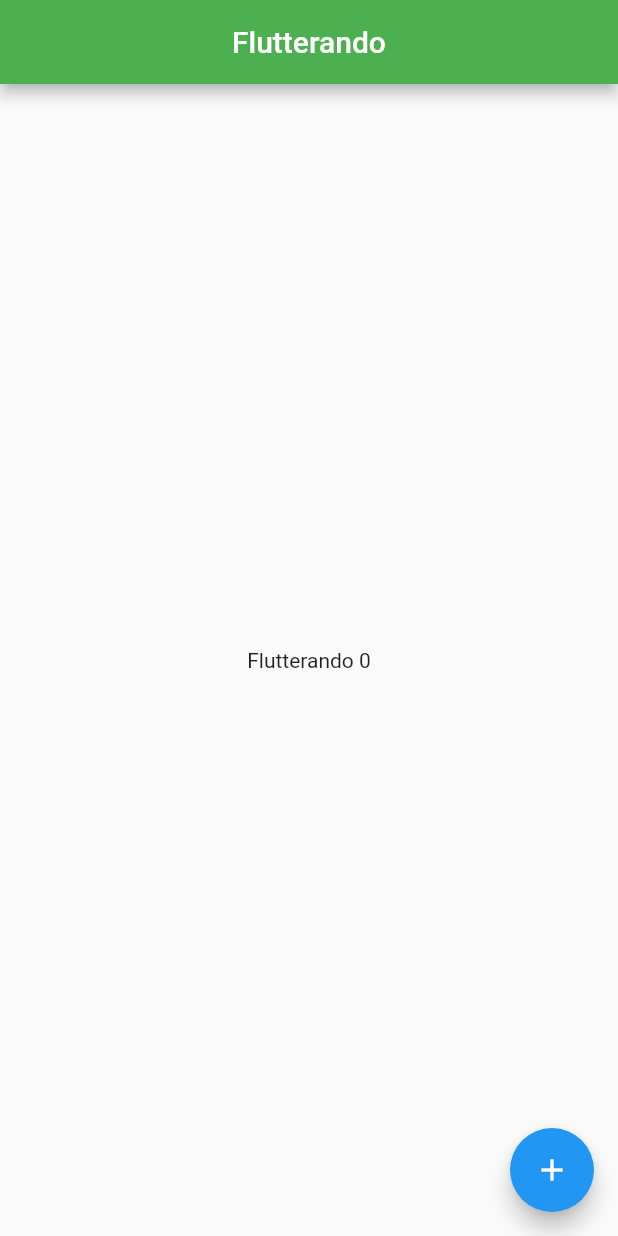
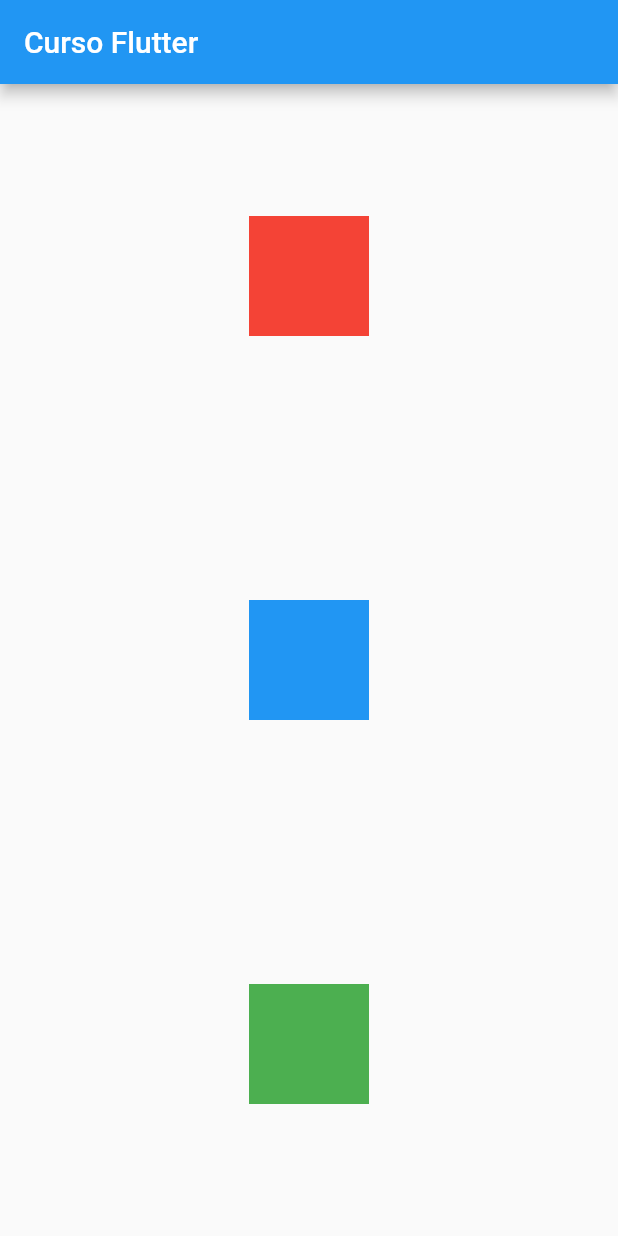
Before and after one commit to Gerson172/primeiro_projeto, a Flutter app: the screen it shows after launch, on a phone screen of 412 x 824 dp. Run offline on Flutter 3.47's test engine with Material 2 defaults, Android fonts, the phone set to English and light mode, and no system bars.

Commit message:
01-commit-branch-2
Primeira manipulação de colunas e linhas

```diff
--- a/lib/home_page.dart
+++ b/lib/home_page.dart
@@ -1,82 +1,43 @@
 import 'package:flutter/material.dart';
 import 'package:primeiro_projeto/homeController.dart';
 
-// USANDO MATERIAL
-// class homePage extends StatelessWidget {
-
-//   const homePage({Key? key}) : super(key: key);
-
-//   @override
-//   Widget build(BuildContext context) {
-//     // colocando o Material, irá retirar todas as propriedades vindas do StatelessWidget
-//     return const Material(
-//       child: Center(
-//         child: Text('Flutterando')
-//       ),
-//     );
-//   }
-// }
-
-// USANDO SCAFFOLD
-
-// class homePage extends StatelessWidget {
-//   const homePage({Key? key}) : super(key: key);
-
-//   @override
-//   Widget build(BuildContext context) {
-
-//     return Scaffold(
-//       appBar: AppBar(
-//         title: Center(
-//           child: Text('Flutterando')
-//         ),
-//         backgroundColor: Colors.green,
-//       ),
-//       body: Center(child: Text('Flutterando 0')),
-//       floatingActionButton: FloatingActionButton(
-//         child: Icon(Icons.add),
-//         onPressed: () {
-//           print('teste');
-//         },
-//       ),
-//     );
-//   }
-// }
-
-//StatefulWidget é usado para separar o estado
-// digitar 'stf' para usar o snipper no vs code para gerar uma statefulwidget
-
-// desenha na tela
 class HomePage extends StatefulWidget {
   @override
   State<HomePage> createState() {
-    return _HomePageState();
+    return HomePageState();
   }
 }
 
-// gerenciar esse estado
-class _HomePageState extends State<HomePage> {
-  var contador = 0;
-
+class HomePageState extends State<HomePage> {
   @override
   Widget build(BuildContext context) {
     return Scaffold(
       appBar: AppBar(
-        title: Center(
-          child: Text('Flutterando')
+        title: Text('Curso Flutter'),
+      ),
+      body: SizedBox(
+        width: double.infinity,
+        child: Column(
+          mainAxisAlignment: MainAxisAlignment.spaceAround,
+          crossAxisAlignment: CrossAxisAlignment.center,
+          children: [
+            Container(
+              color: Colors.red,
+              width: 80,
+              height: 80,
+            ),
+            Container(
+              color: Colors.blue,
+              width: 80,
+              height: 80,
+            ),
+            Container(
+              color: Colors.green,
+              width: 80,
+              height: 80,
+            )
+          ],
         ),
-        backgroundColor: Colors.green,
-      ),
-      body: Center(
-        child: Text('Flutterando $contador')
-      ),
-      floatingActionButton: FloatingActionButton(
-        child: Icon(Icons.add),
-        onPressed: () {
-          setState(() {
-            contador++;
-          });
-        },
       ),
     );
   }
--- a/lib/main.dart
+++ b/lib/main.dart
@@ -1,6 +1,8 @@
 // ignore_for_file: camel_case_types
 import 'package:flutter/material.dart';
 import 'myApp.dart';
+
+
 
 // inicia o app
 void main() {
```
Also changed, not shown: lib/myApp.dart (+0 -12 lines).
